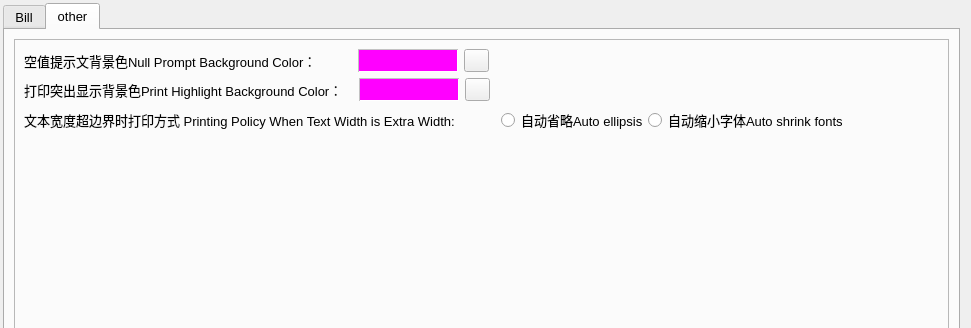
Old version of the form Ui/FormConfig.ui in the repository golden7602/zion; both pictures show x 0 to 971 and y 0 to 328 of the 971 by 629 pixel window.
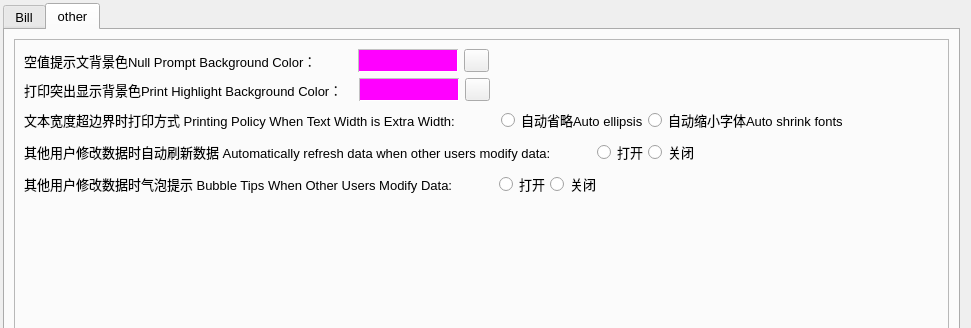
New version of the form. Icons and pictures are not drawn.

Commit message: 增加其他用户修改数据提示信息可配置打开

Patch:
```diff
--- a/Ui/FormConfig.ui
+++ b/Ui/FormConfig.ui
@@ -323,6 +323,156 @@
             </item>
            </layout>
           </item>
+          <item>
+           <layout class="QHBoxLayout" name="horizontalLayout_10">
+            <item>
+             <widget class="QLabel" name="label_6">
+              <property name="text">
+               <string>其他用户修改数据时自动刷新数据 Automatically refresh data when other users modify data:</string>
+              </property>
+             </widget>
+            </item>
+            <item>
+             <spacer name="horizontalSpacer_8">
+              <property name="orientation">
+               <enum>Qt::Horizontal</enum>
+              </property>
+              <property name="sizeType">
+               <enum>QSizePolicy::Fixed</enum>
+              </property>
+              <property name="sizeHint" stdset="0">
+               <size>
+                <width>40</width>
+                <height>20</height>
+               </size>
+              </property>
+             </spacer>
+            </item>
+            <item>
+             <widget class="QWidget" name="widget_3" native="true">
+              <layout class="QHBoxLayout" name="horizontalLayout_7">
+               <property name="spacing">
+                <number>0</number>
+               </property>
+               <property name="leftMargin">
+                <number>0</number>
+               </property>
+               <property name="topMargin">
+                <number>0</number>
+               </property>
+               <property name="rightMargin">
+                <number>0</number>
+               </property>
+               <property name="bottomMargin">
+                <number>0</number>
+               </property>
+               <item>
+                <widget class="QRadioButton" name="radioButton_AutoRefreshWhenDataChange_Open">
+                 <property name="text">
+                  <string>打开</string>
+                 </property>
+                </widget>
+               </item>
+               <item>
+                <widget class="QRadioButton" name="radioButton_AutoRefreshWhenDataChange_Close">
+                 <property name="text">
+                  <string>关闭</string>
+                 </property>
+                </widget>
+               </item>
+              </layout>
+             </widget>
+            </item>
+            <item>
+             <spacer name="horizontalSpacer_9">
+              <property name="orientation">
+               <enum>Qt::Horizontal</enum>
+              </property>
+              <property name="sizeHint" stdset="0">
+               <size>
+                <width>40</width>
+                <height>20</height>
+               </size>
+              </property>
+             </spacer>
+            </item>
+           </layout>
+          </item>
+          <item>
+           <layout class="QHBoxLayout" name="horizontalLayout_9">
+            <item>
+             <widget class="QLabel" name="label_7">
+              <property name="text">
+               <string>其他用户修改数据时气泡提示 Bubble Tips When Other Users Modify Data:</string>
+              </property>
+             </widget>
+            </item>
+            <item>
+             <spacer name="horizontalSpacer_10">
+              <property name="orientation">
+               <enum>Qt::Horizontal</enum>
+              </property>
+              <property name="sizeType">
+               <enum>QSizePolicy::Fixed</enum>
+              </property>
+              <property name="sizeHint" stdset="0">
+               <size>
+                <width>40</width>
+                <height>20</height>
+               </size>
+              </property>
+             </spacer>
+            </item>
+            <item>
+             <widget class="QWidget" name="widget_2" native="true">
+              <layout class="QHBoxLayout" name="horizontalLayout_8">
+               <property name="spacing">
+                <number>0</number>
+               </property>
+               <property name="leftMargin">
+                <number>0</number>
+               </property>
+               <property name="topMargin">
+                <number>0</number>
+               </property>
+               <property name="rightMargin">
+                <number>0</number>
+               </property>
+               <property name="bottomMargin">
+                <number>0</number>
+               </property>
+               <item>
+                <widget class="QRadioButton" name="radioButton_BubbleTipsWhenDataChange_Open">
+                 <property name="text">
+                  <string>打开</string>
+                 </property>
+                </widget>
+               </item>
+               <item>
+                <widget class="QRadioButton" name="radioButton_BubbleTipsWhenDataChange_Close">
+                 <property name="text">
+                  <string>关闭</string>
+                 </property>
+                </widget>
+               </item>
+              </layout>
+             </widget>
+            </item>
+            <item>
+             <spacer name="horizontalSpacer_11">
+              <property name="orientation">
+               <enum>Qt::Horizontal</enum>
+              </property>
+              <property name="sizeHint" stdset="0">
+               <size>
+                <width>40</width>
+                <height>20</height>
+               </size>
+              </property>
+             </spacer>
+            </item>
+           </layout>
+          </item>
           <item>
            <spacer name="verticalSpacer">
             <property name="orientation">
```
The commit also changes 11 other files.
